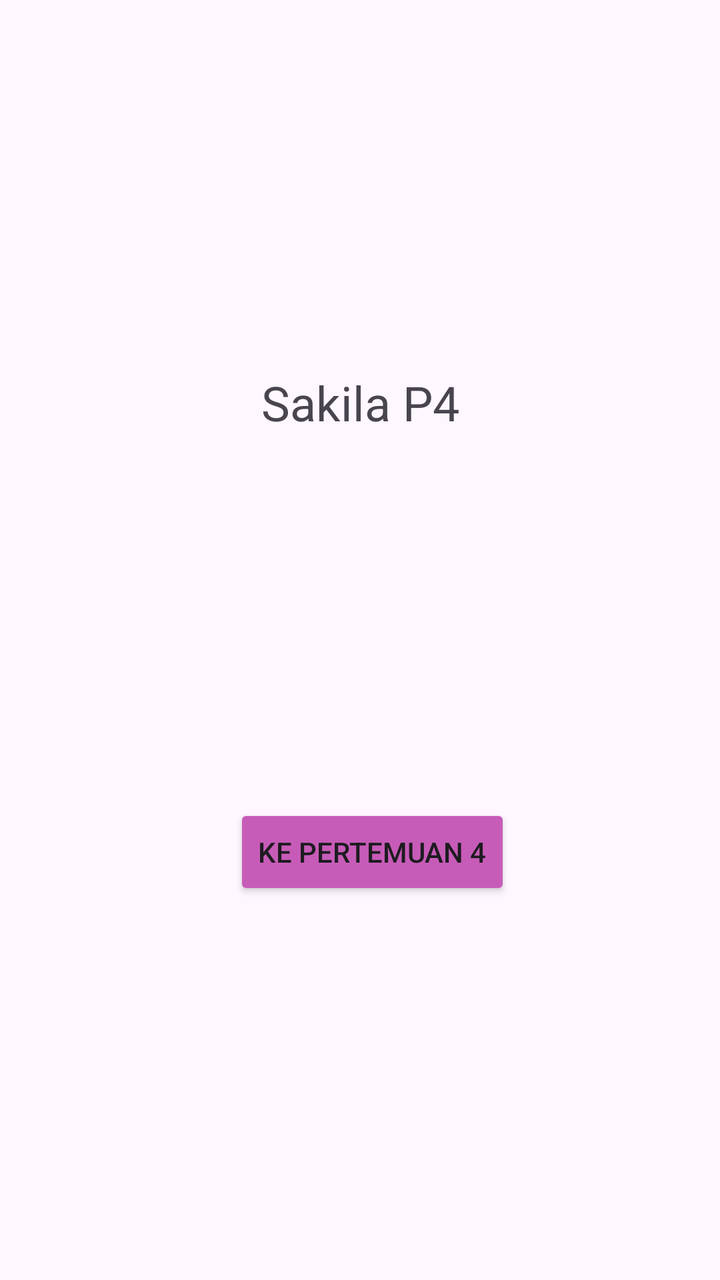
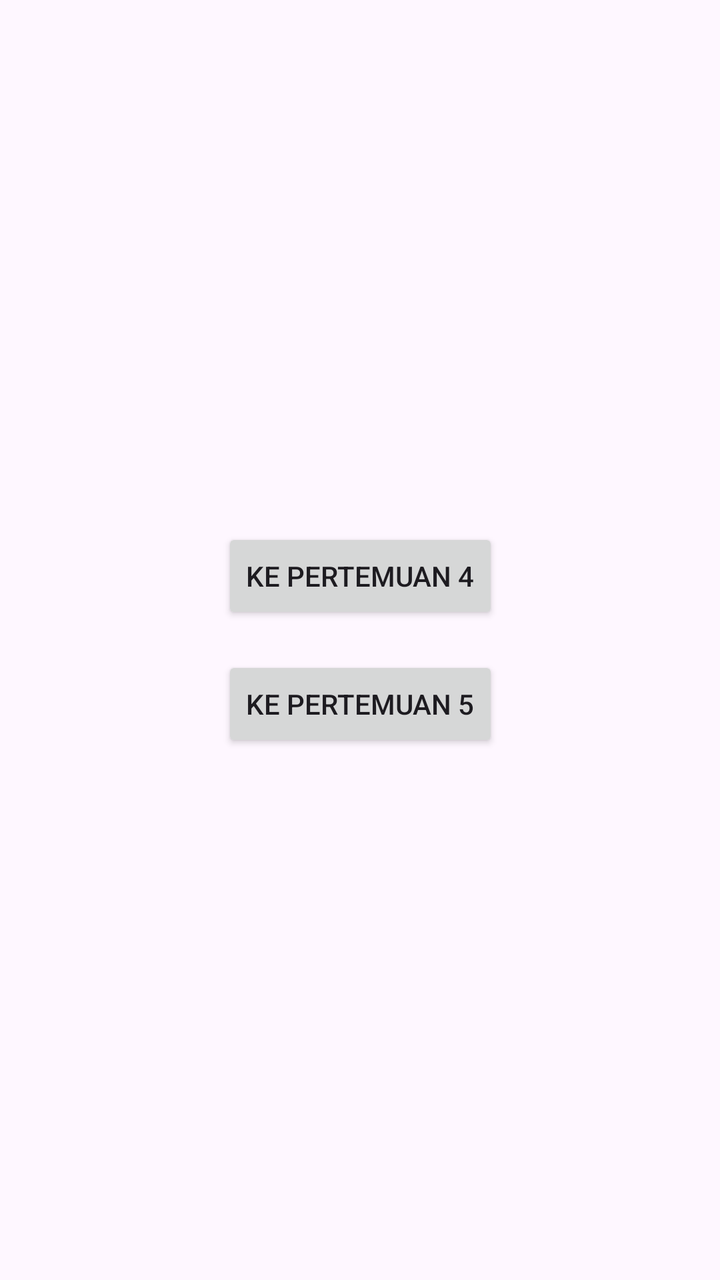

An Android layout rendered at two revisions. The XML below is the earlier revision; the diff shows what the commit changed to produce the second picture.
<!-- AndroidManifest.xml: application theme Theme.Marskilaa -->
<!-- res/layout/activity_main.xml -->
<?xml version="1.0" encoding="utf-8"?>
<androidx.constraintlayout.widget.ConstraintLayout xmlns:android="http://schemas.android.com/apk/res/android"
    xmlns:app="http://schemas.android.com/apk/res-auto"
    xmlns:tools="http://schemas.android.com/tools"
    android:id="@+id/main"
    android:layout_width="match_parent"
    android:layout_height="match_parent"
    tools:context=".MainActivity">

    <TextView
        android:id="@+id/textWelcome"
        android:layout_width="wrap_content"
        android:layout_height="wrap_content"
        android:text="Sakila P4"
        android:textSize="24sp"
        app:layout_constraintBottom_toTopOf="@+id/btnToFourth"
        app:layout_constraintEnd_toEndOf="parent"
        app:layout_constraintStart_toStartOf="parent"
        app:layout_constraintTop_toTopOf="parent" />

    <Button
        android:id="@+id/btnToFourth"
        android:layout_width="wrap_content"
        android:layout_height="wrap_content"
        android:layout_marginTop="212dp"
        android:text="Ke Pertemuan 4"
        android:backgroundTint="#C75CB8"
        app:layout_constraintBottom_toBottomOf="parent"
        app:layout_constraintEnd_toEndOf="parent"
        app:layout_constraintHorizontal_bias="0.528"
        app:layout_constraintStart_toStartOf="parent"
        app:layout_constraintTop_toTopOf="parent" />

</androidx.constraintlayout.widget.ConstraintLayout>
<!-- resources referenced by this layout -->
<resources>
  <style name="Theme.Marskilaa" parent="Base.Theme.Marskilaa" />
  <style name="Base.Theme.Marskilaa" parent="Theme.Material3.DayNight.NoActionBar">
          
          
      </style>
</resources>

<!-- the commit's change to res/layout/activity_main.xml (unified diff, before → after) -->
@@ -1,5 +1,6 @@
 <?xml version="1.0" encoding="utf-8"?>
-<androidx.constraintlayout.widget.ConstraintLayout xmlns:android="http://schemas.android.com/apk/res/android"
+<androidx.constraintlayout.widget.ConstraintLayout
+    xmlns:android="http://schemas.android.com/apk/res/android"
     xmlns:app="http://schemas.android.com/apk/res-auto"
     xmlns:tools="http://schemas.android.com/tools"
     android:id="@+id/main"
@@ -7,28 +8,28 @@
     android:layout_height="match_parent"
     tools:context=".MainActivity">
 
-    <TextView
-        android:id="@+id/textWelcome"
-        android:layout_width="wrap_content"
-        android:layout_height="wrap_content"
-        android:text="Sakila P4"
-        android:textSize="24sp"
-        app:layout_constraintBottom_toTopOf="@+id/btnToFourth"
-        app:layout_constraintEnd_toEndOf="parent"
-        app:layout_constraintStart_toStartOf="parent"
-        app:layout_constraintTop_toTopOf="parent" />
-
+    
     <Button
         android:id="@+id/btnToFourth"
         android:layout_width="wrap_content"
         android:layout_height="wrap_content"
-        android:layout_marginTop="212dp"
         android:text="Ke Pertemuan 4"
-        android:backgroundTint="#C75CB8"
+        app:layout_constraintBottom_toTopOf="@id/btnToFifth"
+        app:layout_constraintEnd_toEndOf="parent"
+        app:layout_constraintStart_toStartOf="parent"
+        app:layout_constraintTop_toTopOf="parent"
+        app:layout_constraintVertical_chainStyle="packed" />
+
+    
+    <Button
+        android:id="@+id/btnToFifth"
+        android:layout_width="wrap_content"
+        android:layout_height="wrap_content"
+        android:layout_marginTop="16dp"
+        android:text="Ke Pertemuan 5"
         app:layout_constraintBottom_toBottomOf="parent"
         app:layout_constraintEnd_toEndOf="parent"
-        app:layout_constraintHorizontal_bias="0.528"
         app:layout_constraintStart_toStartOf="parent"
-        app:layout_constraintTop_toTopOf="parent" />
+        app:layout_constraintTop_toBottomOf="@id/btnToFourth" />
 
 </androidx.constraintlayout.widget.ConstraintLayout>
